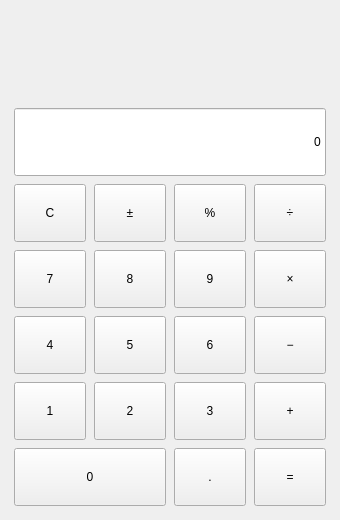
The window that calculator.ui (qiaomai487-spec/qt-calculator-lab1) describes before a commit, drawn with Qt 5.
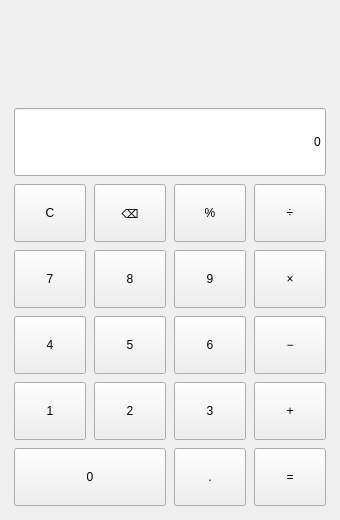
The same window after the commit.

Commit message:
fix(ui): 补充退格按钮，移除冗余的正负号按钮
排查发现界面缺少退格键（只有键盘能退格），与实验要求不符：
- 第一行改为 C / ⌫ / % / ÷，退格键与键盘 Backspace 复用 backspace()
- 删除没有控件对应的 toggleSign() 冗余代码
- 更新演示视频脚本，补充鼠标点击退格键的演示

```diff
--- a/calculator.ui
+++ b/calculator.ui
@@ -106,7 +106,7 @@
         <string>正负号</string>
        </property>
        <property name="text">
-        <string>±</string>
+        <string>⌫</string>
        </property>
       </widget>
      </item>
```
Left out of the diff: 4 changed lines with no effect on the pictures. The commit also changes 5 other files.
